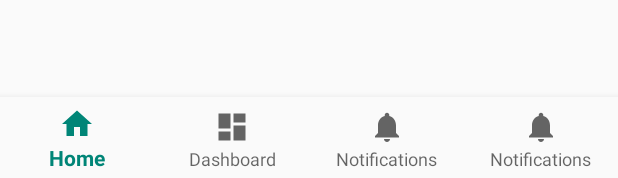
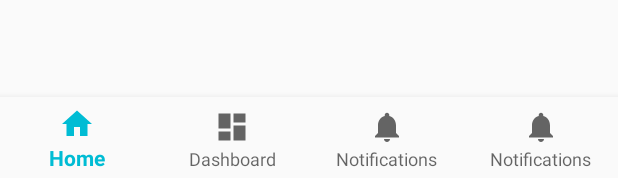
Before and after one commit to zhuandian/common-web, an Android app: the layout activity_main.xml on its own in the app's theme, with its tools: preview values and no code run, on a phone screen of 412 x 824 dp. Shown: the part 1055-1233 px from the top of the screen. Run offline under Robolectric (Android 15) with nearby library versions, the phone set to English and light mode, and no system bars.

Commit message:
首页框架完成

```diff
--- a/app/src/main/res/layout/activity_main.xml
+++ b/app/src/main/res/layout/activity_main.xml
@@ -1,28 +1,25 @@
 <?xml version="1.0" encoding="utf-8"?>
-<androidx.constraintlayout.widget.ConstraintLayout xmlns:android="http://schemas.android.com/apk/res/android"
+<LinearLayout xmlns:android="http://schemas.android.com/apk/res/android"
     xmlns:app="http://schemas.android.com/apk/res-auto"
     xmlns:tools="http://schemas.android.com/tools"
     android:id="@+id/container"
     android:layout_width="match_parent"
     android:layout_height="match_parent"
+    android:orientation="vertical"
     tools:context=".MainActivity">
 
     <androidx.viewpager.widget.ViewPager
         android:id="@+id/vp_main"
         android:layout_width="match_parent"
-        android:layout_height="match_parent" />
+        android:layout_height="0dp"
+        android:layout_weight="1" />
 
     <com.google.android.material.bottomnavigation.BottomNavigationView
         android:id="@+id/nav_view"
-        android:layout_width="0dp"
+        android:layout_width="match_parent"
         android:layout_height="wrap_content"
-        android:layout_marginStart="0dp"
-        android:layout_marginEnd="0dp"
         android:background="?android:attr/windowBackground"
         app:labelVisibilityMode="labeled"
-        app:layout_constraintBottom_toBottomOf="parent"
-        app:layout_constraintLeft_toLeftOf="parent"
-        app:layout_constraintRight_toRightOf="parent"
         app:menu="@menu/bottom_nav_menu" />
 
-</androidx.constraintlayout.widget.ConstraintLayout>
+</LinearLayout>
--- a/app/src/main/res/values/colors.xml
+++ b/app/src/main/res/values/colors.xml
@@ -1,6 +1,6 @@
 <?xml version="1.0" encoding="utf-8"?>
 <resources>
-    <color name="colorPrimary">#008577</color>
-    <color name="colorPrimaryDark">#00574B</color>
+    <color name="colorPrimary">#00BCD4</color>
+    <color name="colorPrimaryDark">#00BCD4</color>
     <color name="colorAccent">#D81B60</color>
 </resources>
--- a/app/src/main/res/values/styles.xml
+++ b/app/src/main/res/values/styles.xml
@@ -1,7 +1,7 @@
 <resources>
 
     <!-- Base application theme. -->
-    <style name="AppTheme" parent="Theme.AppCompat.Light.DarkActionBar">
+    <style name="AppTheme" parent="Theme.AppCompat.Light.NoActionBar">
         <!-- Customize your theme here. -->
         <item name="colorPrimary">@color/colorPrimary</item>
         <item name="colorPrimaryDark">@color/colorPrimaryDark</item>
```
Also changed, not shown: app/src/main/java/com/zhuandian/common/adapter/HomeListAdapter.kt (added, +42 -0 lines), app/src/main/java/com/zhuandian/common/business/fragment/HomeFragment.kt (+9 -5 lines), app/src/main/java/com/zhuandian/common/utils/MyJsonRequest.kt (added, +56 -0 lines), app/src/main/res/layout/item_home_list.xml (added, +53 -0 lines).
